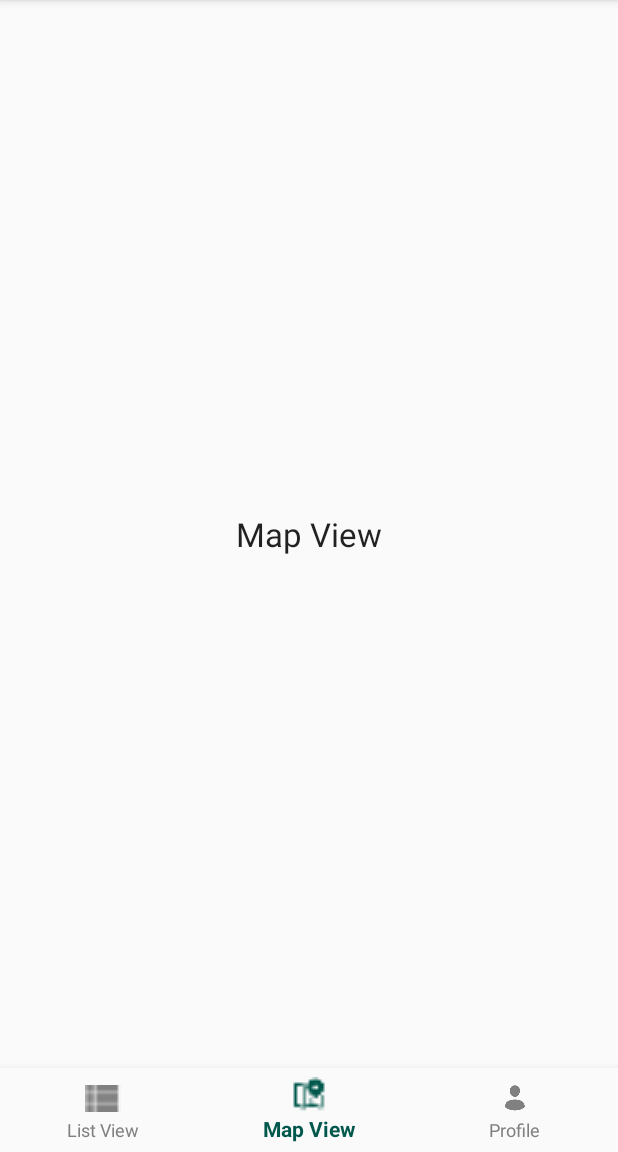
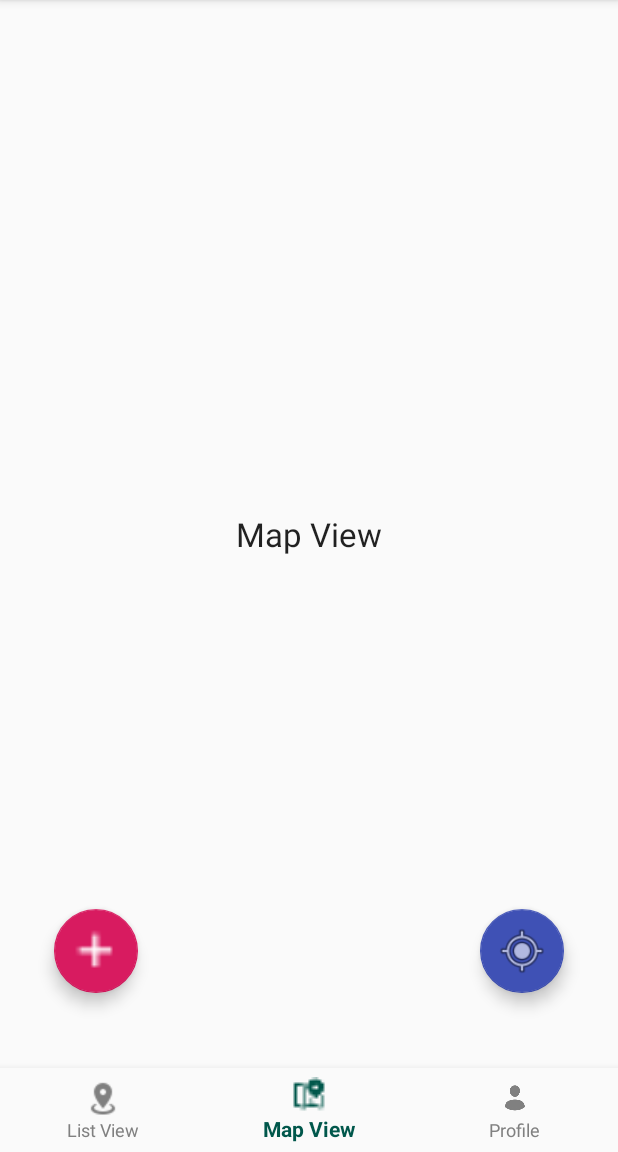
Before and after one commit to maayanmag/BookVibez, an Android app: the screen it shows after launch (MainActivity), item 2 of the bottom bar chosen, on a phone screen of 412 x 824 dp, the part 84-1236 px from its top. Run offline under Robolectric (Android 15) with nearby library versions, the phone set to English and light mode, and no system bars.

Commit message:
additional code for google/facebbok logins in Gradle, and login layout

```diff
--- a/app/build.gradle
+++ b/app/build.gradle
@@ -29,4 +29,6 @@ dependencies {
     testImplementation 'junit:junit:4.12'
     androidTestImplementation 'com.android.support.test:runner:1.0.2'
     androidTestImplementation 'com.android.support.test.espresso:espresso-core:3.0.2'
+    implementation 'com.facebook.android:facebook-login:[4,5)'
+    implementation 'com.google.android.gms:play-services-auth:16.0.1'
 }
--- a/app/src/main/java/com/example/bookvibez/MainActivity.java
+++ b/app/src/main/java/com/example/bookvibez/MainActivity.java
@@ -23,9 +23,8 @@ public class MainActivity extends AppCompatActivity {
     }
 
 
-    /*
-     * implementation of the listener to the bottom navigation menu.
-     */
+
+    /* implementation of the listener to the bottom navigation menu */
     private BottomNavigationView.OnNavigationItemSelectedListener mOnNavigationItemSelectedListener
             = new BottomNavigationView.OnNavigationItemSelectedListener() {
 
--- a/app/src/main/java/com/example/bookvibez/MapFragment.java
+++ b/app/src/main/java/com/example/bookvibez/MapFragment.java
@@ -2,6 +2,8 @@ package com.example.bookvibez;
 
 import android.os.Bundle;
 import android.support.annotation.Nullable;
+import android.support.design.widget.FloatingActionButton;
+import android.support.design.widget.Snackbar;
 import android.support.v4.app.Fragment;
 import android.view.LayoutInflater;
 import android.view.View;
@@ -9,10 +11,38 @@ import android.view.ViewGroup;
 
 
 public class MapFragment extends Fragment {
+
     @Nullable
     @Override
     public View onCreateView(LayoutInflater inflater, @Nullable ViewGroup container, @Nullable Bundle savedInstanceState) {
+        View view = inflater.inflate(R.layout.fragment_map_layout, null);
 
-        return inflater.inflate(R.layout.fragment_map_layout, null);
+        /* handling click on "addBook" button */
+        FloatingActionButton fabAdd = (FloatingActionButton) view.findViewById(R.id.addBookFloatingBottom);
+        fabAdd.setOnClickListener(new View.OnClickListener() {
+            @Override
+            public void onClick(View view) {
+                Snackbar.make(view, "Replace with your own action", Snackbar.LENGTH_LONG)
+                        .setAction("Action", null).show();
+            }
+        });
+
+        /* handling click on "centerMapToMyLocation" button */
+        FloatingActionButton mylocation = (FloatingActionButton) view.findViewById(R.id.myLocationFloatingBottom);
+        mylocation.setOnClickListener(new View.OnClickListener() {
+            @Override
+            public void onClick(View view) {
+                Snackbar.make(view, "Replace with your own action", Snackbar.LENGTH_LONG)
+                        .setAction("Action", null).show();
+            }
+        });
+
+
+        return view;
+
+
+
+
+
     }
 }
--- a/app/src/main/java/com/example/bookvibez/ProfileFragment.java
+++ b/app/src/main/java/com/example/bookvibez/ProfileFragment.java
@@ -13,6 +13,9 @@ public class ProfileFragment extends Fragment {
     @Override
     public View onCreateView(LayoutInflater inflater, @Nullable ViewGroup container, @Nullable Bundle savedInstanceState) {
 
-        return inflater.inflate(R.layout.fragment_profile_layout, null);
+        View view = inflater.inflate(R.layout.fragment_profile_layout, null);
+
+
+        return view;
     }
 }
--- a/app/src/main/java/com/example/bookvibez/WelcomeFragment.java
+++ b/app/src/main/java/com/example/bookvibez/WelcomeFragment.java
@@ -14,6 +14,9 @@ public class WelcomeFragment extends Fragment {
     @Override
     public View onCreateView(LayoutInflater inflater, @Nullable ViewGroup container, @Nullable Bundle savedInstanceState) {
 
-        return inflater.inflate(R.layout.fragment_welcome, null);
+        View view = inflater.inflate(R.layout.fragment_welcome, null);
+
+
+        return view;
     }
 }
--- a/app/src/main/res/layout/fragment_map_layout.xml
+++ b/app/src/main/res/layout/fragment_map_layout.xml
@@ -1,5 +1,7 @@
 <?xml version="1.0" encoding="utf-8"?>
 <RelativeLayout xmlns:android="http://schemas.android.com/apk/res/android"
+    xmlns:app="http://schemas.android.com/apk/res-auto"
+    xmlns:tools="http://schemas.android.com/tools"
     android:layout_width="match_parent"
     android:layout_height="match_parent">
 
@@ -11,4 +13,32 @@
         android:text="@string/title_map_view"
         android:textAppearance="@style/Base.TextAppearance.AppCompat.Large" />
 
+    <android.support.design.widget.FloatingActionButton
+        android:id="@+id/myLocationFloatingBottom"
+        app:srcCompat="@android:drawable/ic_menu_mylocation"
+        android:layout_width="wrap_content"
+        android:layout_height="wrap_content"
+        android:layout_alignParentBottom="true"
+        android:layout_alignParentEnd="true"
+        android:layout_marginBottom="50dp"
+        android:layout_marginEnd="36dp"
+        android:clickable="true"
+        android:focusable="true"
+        app:backgroundTint="#3F51B5"
+        app:maxImageSize="36dp" />
+
+    <android.support.design.widget.FloatingActionButton
+        android:id="@+id/addBookFloatingBottom"
+        app:srcCompat="@mipmap/baseline_add_white_36dp"
+        android:layout_width="wrap_content"
+        android:layout_height="wrap_content"
+        android:layout_alignParentStart="true"
+        android:layout_alignParentBottom="true"
+        android:layout_marginStart="36dp"
+        android:layout_marginBottom="50dp"
+        android:clickable="true"
+        android:focusable="true"
+        app:backgroundTint="@color/colorAccent"
+        app:maxImageSize="36dp" />
+
 </RelativeLayout>
--- a/app/src/main/res/menu/bottom_nav_menu.xml
+++ b/app/src/main/res/menu/bottom_nav_menu.xml
@@ -4,7 +4,7 @@
 
     <item
         android:id="@+id/navigation_list"
-        android:icon="@mipmap/ic_list_view"
+        android:icon="@mipmap/ic_map_marker_radius"
         android:title="@string/title_list" />
 
     <item
--- a/app/src/main/res/values/colors.xml
+++ b/app/src/main/res/values/colors.xml
@@ -4,4 +4,6 @@
     <color name="colorPrimaryDark">#00574B</color>
     <color name="colorAccent">#D81B60</color>
     <color name="unselectedNavigationItem">#808080</color>
+    <color name="black">#000000</color>
+    <color name="white">#FFFFFF</color>
 </resources>
--- a/app/src/main/res/values/strings.xml
+++ b/app/src/main/res/values/strings.xml
@@ -4,6 +4,10 @@
     <string name="title_list">List View</string>
     <string name="title_map_view">Map View</string>
     <string name="title_profile">Profile</string>
+
+    <string name="facebook_app_id">2563452213668183</string>
+    <string name="fb_login_protocol_scheme">fb2563452213668183</string>
+
     <string name="title_activity_login">Sign in</string>
     <string name="prompt_email">Email</string>
     <string name="prompt_password">Password</string>
--- a/build.gradle
+++ b/build.gradle
@@ -3,6 +3,7 @@
 buildscript {
     repositories {
         google()
+        jcenter()
         jcenter()
 
     }
```
Also changed, not shown: app/src/main/AndroidManifest.xml (+25 -4 lines), app/src/main/java/com/example/bookvibez/ListFragment.java (+16 -1 lines), app/src/main/res/drawable/baseline_my_location_24.xml (added, +10 -0 lines), app/src/main/res/layout/activity_login.xml (+22 -0 lines), app/src/main/res/layout/fragment_list_layout.xml (+18 -1 lines), app/src/main/res/mipmap-hdpi/ic_map_marker_radius.png (added), app/src/main/res/mipmap-hdpi/ic_map_markers_distance.png (added), app/src/main/res/mipmap-xxhdpi/ic_list_view.png (deleted), app/src/main/res/mipmap-xxxhdpi/baseline_add_white_36dp.png (added).
